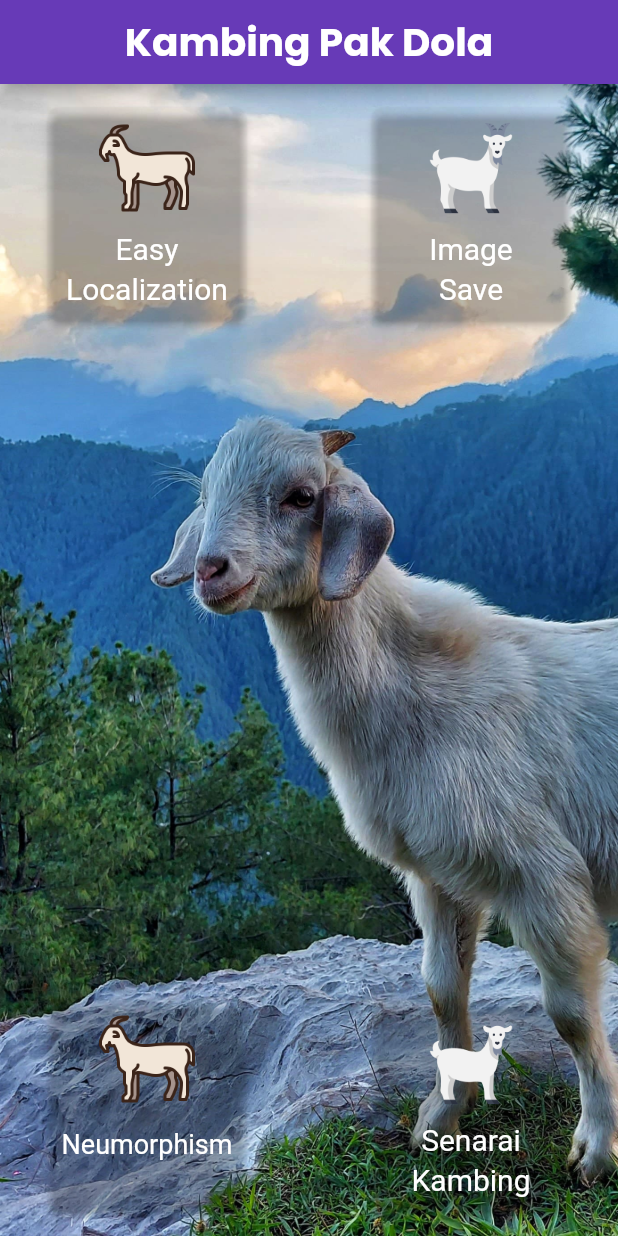
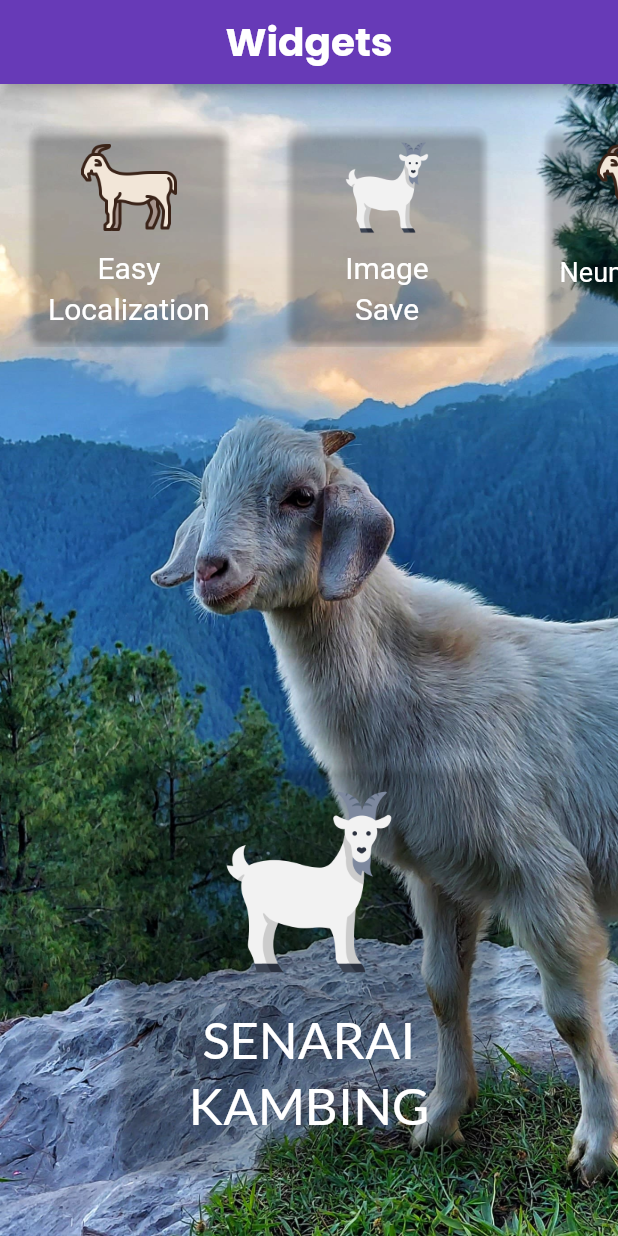
Before and after one commit to datsabahandude/kambing_padula, a Flutter app: the MyHomePage screen opened directly, on a phone screen of 412 x 824 dp. Run offline on Flutter 3.47's test engine with Material 2 defaults, Android fonts, the phone set to English and light mode, and no system bars; our stand-ins replace easy_localization, flutter_inset_box_shadow, fluttertoast, gallery_saver, google_fonts, hive and 2 more; accounts and stored records are empty.

Commit message:
modify homepage UI #1

```diff
--- a/lib/main.dart
+++ b/lib/main.dart
@@ -65,7 +65,7 @@ class MyHomePage extends StatelessWidget {
             automaticallyImplyLeading: false,
             centerTitle: true,
             title: Text(
-              'Kambing Pak Dola',
+              'Widgets',
               style: GoogleFonts.poppins(
                 textStyle: const TextStyle(
                     // color: Colors.white,
@@ -77,14 +77,10 @@ class MyHomePage extends StatelessWidget {
           body: Column(
             crossAxisAlignment: CrossAxisAlignment.start,
             children: [
-              Padding(
-                padding: const EdgeInsets.all(12.0),
-                child: Center(
-                  child: Wrap(
-                    spacing: 15.0,
-                    runSpacing: 15.0,
-                    children: [
-                      Row(
+              const SizedBox(height: 25),
+              SingleChildScrollView(
+                scrollDirection: Axis.horizontal,
+                child: Row(
                   children: [
                     MaterialButton(
                       onPressed: () {
@@ -106,8 +102,7 @@ class MyHomePage extends StatelessWidget {
                               padding: const EdgeInsets.all(8.0),
                               child: Column(
                                 children: [
-                                        Image.asset(
-                                            "assets/images/goat_icon.png",
+                                  Image.asset("assets/images/goat_icon.png",
                                       width: 64.0),
                                   const SizedBox(height: 10.0),
                                   const Text("Easy",
@@ -128,14 +123,12 @@ class MyHomePage extends StatelessWidget {
                         ),
                       ),
                     ),
-                          const Spacer(),
                     MaterialButton(
                       onPressed: () {
                         Navigator.push(
                             context,
                             MaterialPageRoute(
-                                      builder: (context) =>
-                                          const gallerySaver()));
+                                builder: (context) => const gallerySaver()));
                       },
                       child: SizedBox(
                         width: 140.0,
@@ -171,29 +164,12 @@ class MyHomePage extends StatelessWidget {
                         ),
                       ),
                     ),
-                        ],
-                      ),
-                    ],
-                  ),
-                ),
-              ),
-              const Spacer(),
-              Padding(
-                padding: const EdgeInsets.all(12.0),
-                child: Center(
-                  child: Wrap(
-                    spacing: 15.0,
-                    runSpacing: 15.0,
-                    children: [
-                      Row(
-                        children: [
                     MaterialButton(
                       onPressed: () {
                         Navigator.push(
                             context,
                             MaterialPageRoute(
-                                      builder: (context) =>
-                                          const neumorphism()));
+                                builder: (context) => const neumorphism()));
                       },
                       child: SizedBox(
                         width: 140.0,
@@ -208,15 +184,9 @@ class MyHomePage extends StatelessWidget {
                               padding: const EdgeInsets.all(8.0),
                               child: Column(
                                 children: [
-                                        Image.asset(
-                                            "assets/images/goat_icon.png",
+                                  Image.asset("assets/images/goat_icon.png",
                                       width: 64.0),
                                   const SizedBox(height: 10.0),
-                                        // Text("Neumorphism",
-                                        //     style: TextStyle(
-                                        //       color: Colors.white,
-                                        //       fontSize: 20.0,
-                                        //     )),
                                   const SizedBox(height: 4.0),
                                   const Text("Neumorphism",
                                       style: TextStyle(
@@ -230,18 +200,21 @@ class MyHomePage extends StatelessWidget {
                         ),
                       ),
                     ),
+                  ],
+                ),
+              ),
               const Spacer(),
-                          MaterialButton(
+              Center(
+                child: MaterialButton(
                   onPressed: () {
                     Navigator.push(
                         context,
                         MaterialPageRoute(
-                                      builder: (context) =>
-                                          const kambing_list()));
+                            builder: (context) => const kambing_list()));
                   },
                   child: SizedBox(
-                              width: 140.0,
-                              height: 150.0,
+                    width: 260.0,
+                    height: 280.0,
                     child: Card(
                       color: Colors.transparent,
                       elevation: 2.0,
@@ -249,23 +222,25 @@ class MyHomePage extends StatelessWidget {
                           borderRadius: BorderRadius.circular(8.0)),
                       child: Center(
                         child: Padding(
-                                    padding: const EdgeInsets.all(8.0),
+                          padding: const EdgeInsets.all(16.0),
                           child: Column(
                             children: [
                               Image.asset("assets/images/puteh.png",
-                                            width: 64.0),
-                                        const SizedBox(height: 10.0),
-                                        const Text("Senarai",
-                                            style: TextStyle(
+                                  width: 128.0),
+                              const SizedBox(height: 20.0),
+                              Text("SENARAI",
+                                  style: GoogleFonts.lato(
+                                      textStyle: const TextStyle(
                                     color: Colors.white,
-                                              fontSize: 20.0,
-                                            )),
-                                        const SizedBox(height: 4.0),
-                                        const Text("Kambing",
-                                            style: TextStyle(
+                                    fontSize: 34.0,
+                                  ))),
+                              const SizedBox(height: 3.0),
+                              Text("KAMBING",
+                                  style: GoogleFonts.lato(
+                                      textStyle: const TextStyle(
                                     color: Colors.white,
-                                              fontSize: 20.0,
-                                            )),
+                                    fontSize: 34.0,
+                                  ))),
                             ],
                           ),
                         ),
@@ -273,11 +248,9 @@ class MyHomePage extends StatelessWidget {
                     ),
                   ),
                 ),
-                        ],
               ),
-                    ],
-                  ),
-                ),
+              const SizedBox(
+                height: 40,
               ),
             ],
           ),
```
Lines whose indentation alone changed are shown as unchanged.
